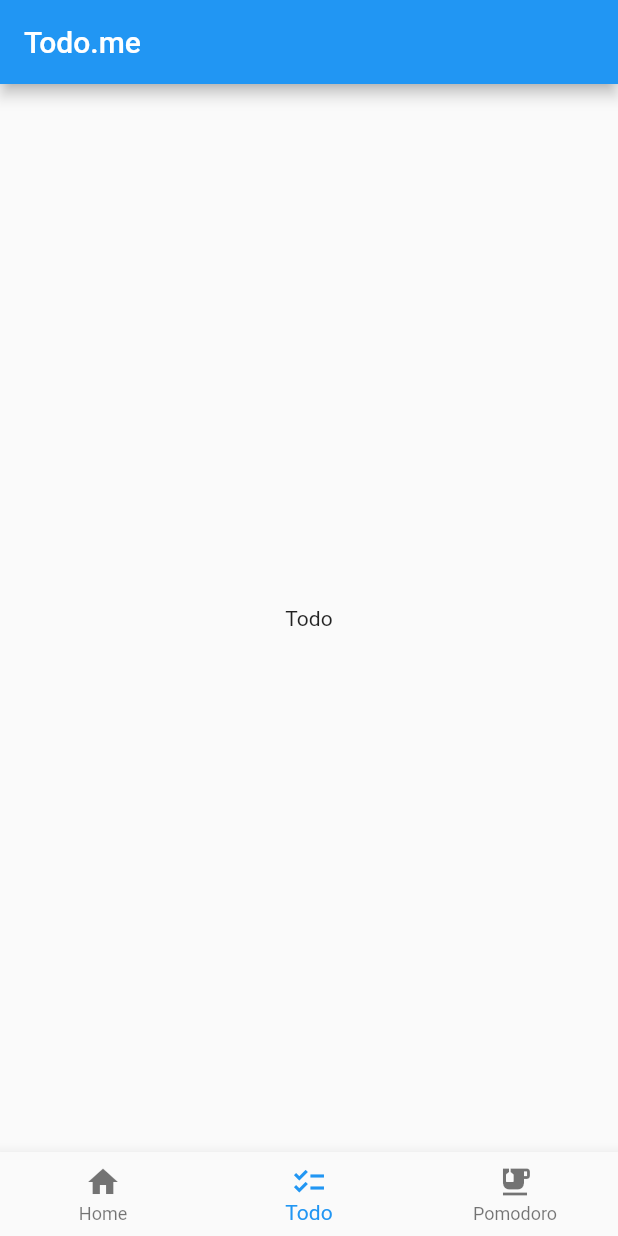
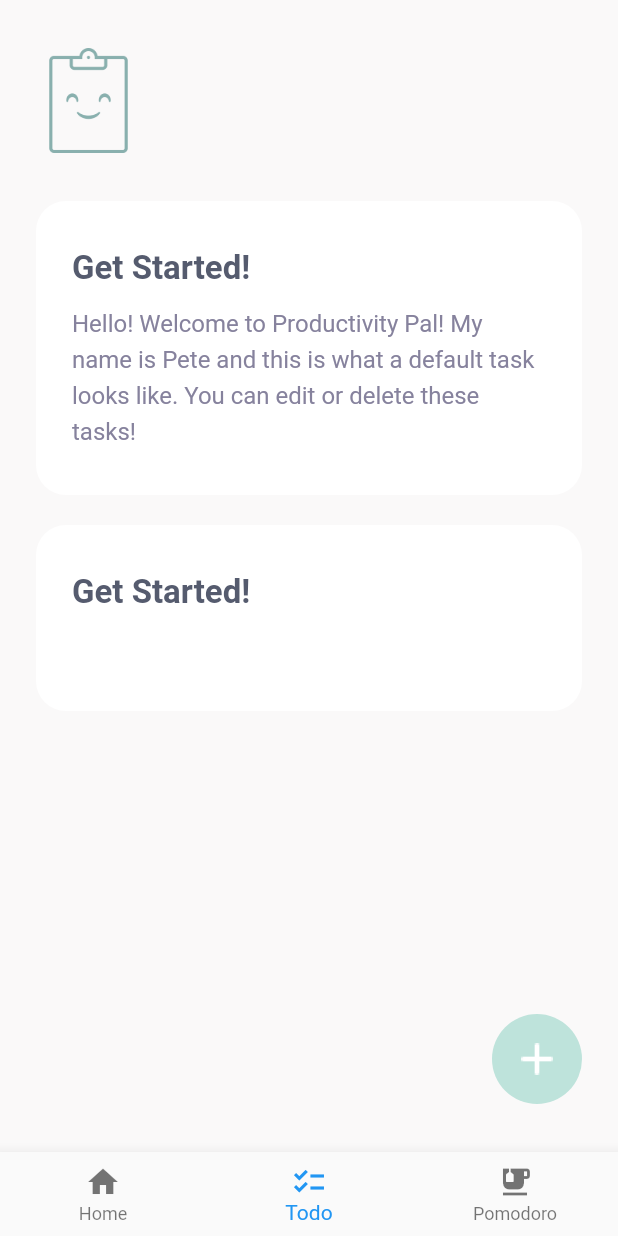
Before and after one commit to Ricecrackerz/CS4750_App, a Flutter app: the screen it shows after launch, item 2 of the bottom bar chosen, on a phone screen of 412 x 824 dp. Run offline on Flutter 3.47's test engine with Material 2 defaults, Android fonts, the phone set to English and light mode, and no system bars.

Commit message:
Added Assets and todo foundation

```diff
--- a/lib/main.dart
+++ b/lib/main.dart
@@ -11,7 +11,7 @@ class MyApp extends StatelessWidget {
   @override
   Widget build(BuildContext context) {
     return MaterialApp(
-      title: 'Todo.me',
+      debugShowCheckedModeBanner: false,
       home: Nav(),
     );
   }
--- a/lib/nav.dart
+++ b/lib/nav.dart
@@ -26,7 +26,6 @@ class _NavState extends State<Nav> {
   @override
   Widget build(BuildContext context){
     return Scaffold(
-      appBar: AppBar(title: Text('Todo.me')),
       body: Center(
         child: _widgetOptions.elementAt(_selectedIndex),
       ),
--- a/lib/todo.dart
+++ b/lib/todo.dart
@@ -1,10 +1,71 @@
+import 'package:cs4750_app/widget.dart';
 import 'package:flutter/material.dart';
 
-class Todo extends StatelessWidget {
+class Todo extends StatefulWidget {
+  @override
+  _TodoState createState() => _TodoState();
+}
+
+class _TodoState extends State<Todo> {
   @override
   Widget build(BuildContext context) {
-    return Center(
-      child: Text('Todo'),
+    return Scaffold(
+      body: SafeArea(
+        child: Container(
+          width: double.infinity,
+          padding: EdgeInsets.symmetric(
+              horizontal: 24.0,
+              vertical: 32.0,
+          ),
+          color: Color(0xFFFAF9F9),
+          child: Stack(
+            children: [
+              Column(
+                crossAxisAlignment: CrossAxisAlignment.start,
+                children: [
+                  Container(
+                    margin: EdgeInsets.only(
+                      bottom: 32.0,
+                    ),
+                    child: Image(
+                      image: AssetImage(
+                        'assets/images/mascot.png'
+                      ),
+                      height: 70,
+                      width: 70,
+                    ),
+                  ),
+                  TaskCardWidget(
+                    title: "Get Started!",
+                    desc: "Hello! Welcome to Productivity Pal! My name is Pete and this is what a default task looks like. You can edit or delete these tasks!",
+                  ),
+                  TaskCardWidget(
+                      title: "Get Started!",
+                      desc: "",
+                  ),
+                ],
+              ),
+              Positioned(
+                bottom: 0.0,
+                right: 0.0,
+                child: Container(
+                  width: 60.0,
+                  height: 60.0,
+                  decoration: BoxDecoration(
+                    color: Color(0xFFBEE3DB),
+                    borderRadius: BorderRadius.circular(60.0),
+                  ),
+                  child: Image(
+                    image: AssetImage(
+                      "assets/images/add_icon.png"
+                    ),
+                  ),
+                ),
+              ),
+            ],
+          ),
+        ),
+      ),
     );
   }
 }
--- /dev/null
+++ b/lib/widget.dart
@@ -0,0 +1,53 @@
+import 'package:flutter/material.dart';
+
+class TaskCardWidget extends StatelessWidget {
+  final String title;
+  final String desc;
+
+  TaskCardWidget({required this.title, required this.desc});
+
+  @override
+  Widget build(BuildContext context) {
+    return Container(
+      width: double.infinity,
+      padding: EdgeInsets.symmetric(
+        vertical: 32.0,
+        horizontal: 24.0,
+      ),
+      margin: EdgeInsets.only(
+        bottom: 20.0,
+      ),
+      decoration: BoxDecoration(
+        color: Colors.white,
+        borderRadius: BorderRadius.circular(20.0),
+      ),
+      child: Column(
+        crossAxisAlignment: CrossAxisAlignment.start,
+        children: [
+          Text(
+            title ?? "(Unnamed Task)",
+            style: TextStyle(
+              color: Color(0xFF555B6E),
+              fontSize: 22.0,
+              fontWeight: FontWeight.bold,
+            ),
+          ),
+          Padding(
+            padding: EdgeInsets.only(
+              top: 10.0,
+            ),
+            child: Text(
+              desc ?? ("No Description Added."),
+              style: TextStyle(
+                fontSize: 16.0,
+                color: Color(0xFF86829D),
+                height: 1.5,
+
+              ),
+            ),
+          ),
+        ],
+      ),
+    );
+  }
+}
```
Also changed, not shown: pubspec.yaml (+4 -11 lines), assets/images/add_icon.png (added), assets/images/back_arrow_icon.png (added), assets/images/check_icon.png (added), assets/images/delete_icon.png (added), assets/images/logo.png (added), assets/images/mascot.png (added), pubspec.lock, 3 other files.
